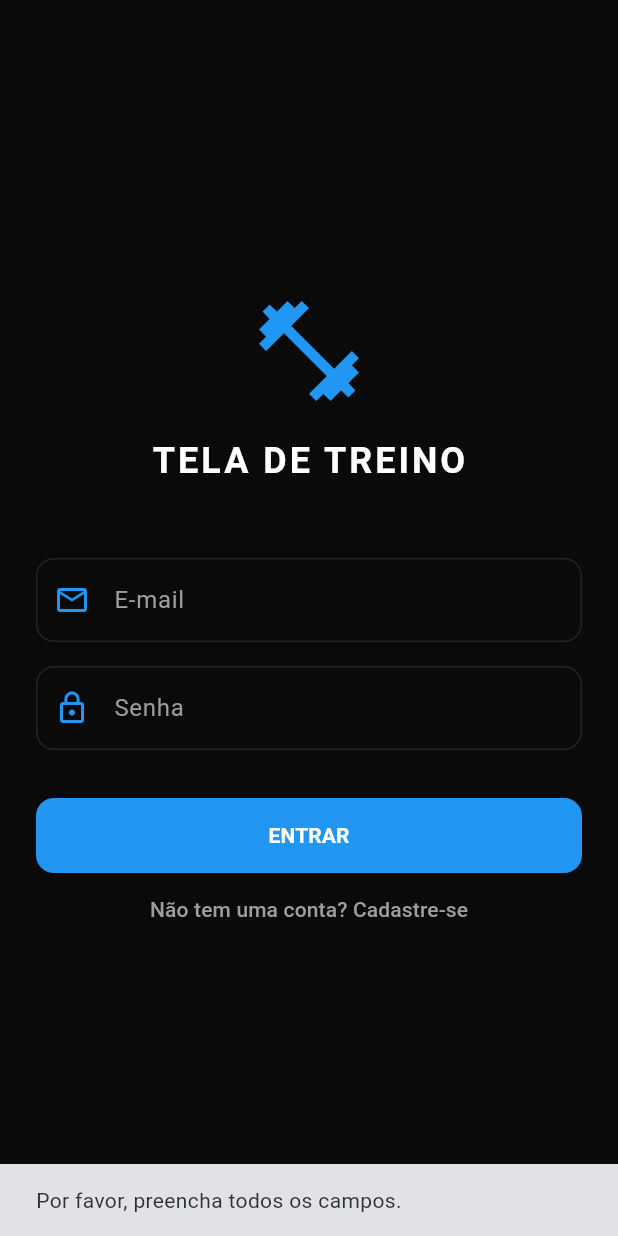
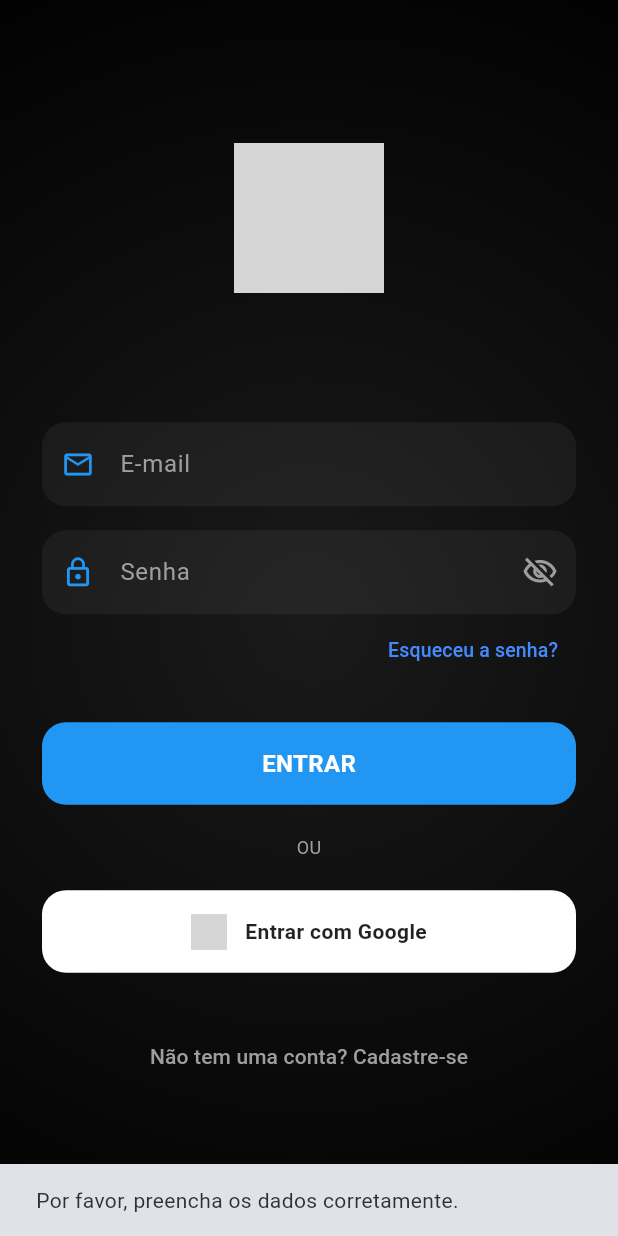
Before and after one commit to luan-1990dev/tela_treino, a Flutter app: the LoginScreen screen opened directly, after a tap on "ENTRAR", on a phone screen of 412 x 824 dp. Run offline on Flutter 3.47's test engine with Material 3 defaults, Android fonts, the phone set to English and light mode, and no system bars; our stand-ins replace firebase_auth, fl_chart, google_sign_in, shared_preferences, sqflite, vibration; missing offline and left inert: pip_view; accounts and stored records are empty; network calls fail; grey boxes are pictures that could not be loaded.

Commit message:
ajustes na tela de login e correção de bugs no app

```diff
--- a/lib/screens/login_screen.dart
+++ b/lib/screens/login_screen.dart
@@ -1,5 +1,6 @@
 import 'package:firebase_auth/firebase_auth.dart';
 import 'package:flutter/material.dart';
+import 'package:google_sign_in/google_sign_in.dart';
 import 'home_screen.dart';
 
 class LoginScreen extends StatefulWidget {
@@ -13,121 +14,227 @@ class _LoginScreenState extends State<LoginScreen> {
   final _auth = FirebaseAuth.instance;
   final _emailController = TextEditingController();
   final _passwordController = TextEditingController();
+
   bool _isLoading = false;
-  bool _isLogin = true; // Alterna entre Login e Cadastro
+  bool _isLoginMode = true;
+  bool _obscurePassword = true;
+  bool _isEmailValid = true;
+
+  @override
+  void initState() {
+    super.initState();
+    _emailController.addListener(_validateEmail);
+  }
+
+  void _validateEmail() {
+    final email = _emailController.text;
+    if (email.isEmpty) {
+      setState(() => _isEmailValid = true);
+      return;
+    }
+    final regex = RegExp(r'^[\w-\.]+@([\w-]+\.)+[\w-]{2,4}$');
+    setState(() => _isEmailValid = regex.hasMatch(email));
+  }
+
+  Future<void> _signInWithGoogle() async {
+    setState(() => _isLoading = true);
+    try {
+      // 1. Inicia o processo de seleção de conta
+      final GoogleSignInAccount? googleUser = await GoogleSignIn().signIn();
+
+      if (googleUser == null) {
+        // Usuário cancelou a seleção
+        setState(() => _isLoading = false);
+        return;
+      }
+
+      // 2. Obtém os detalhes da autenticação
+      final GoogleSignInAuthentication googleAuth = await googleUser.authentication;
+
+      // 3. Cria a credencial para o Firebase
+      final credential = GoogleAuthProvider.credential(
+        accessToken: googleAuth.accessToken,
+        idToken: googleAuth.idToken,
+      );
+
+      // 4. Faz o login no Firebase
+      await _auth.signInWithCredential(credential);
+
+      if (mounted) _goToHome();
+    } catch (e) {
+      debugPrint("ERRO GOOGLE SIGN IN: $e");
+      _showSnackBar('Erro ao entrar com Google. Verifique a chave SHA-1 no Firebase.');
+    } finally {
+      if (mounted) setState(() => _isLoading = false);
+    }
+  }
 
   Future<void> _submit() async {
-    if (_emailController.text.isEmpty || _passwordController.text.isEmpty) {
-      ScaffoldMessenger.of(context).showSnackBar(
-        const SnackBar(content: Text('Por favor, preencha todos os campos.')),
-      );
+    final email = _emailController.text.trim();
+    final password = _passwordController.text.trim();
+
+    if (email.isEmpty || password.isEmpty || !_isEmailValid) {
+      _showSnackBar('Por favor, preencha os dados corretamente.');
       return;
     }
 
     setState(() => _isLoading = true);
 
     try {
-      if (_isLogin) {
-        // LOGIN
-        await _auth.signInWithEmailAndPassword(
-          email: _emailController.text.trim(),
-          password: _passwordController.text.trim(),
-        );
+      if (_isLoginMode) {
+        await _auth.signInWithEmailAndPassword(email: email, password: password);
       } else {
-        // CADASTRO
-        await _auth.createUserWithEmailAndPassword(
-          email: _emailController.text.trim(),
-          password: _passwordController.text.trim(),
-        );
+        await _auth.createUserWithEmailAndPassword(email: email, password: password);
       }
-
-      if (mounted) {
-        Navigator.of(context).pushReplacement(
-          MaterialPageRoute(builder: (context) => const MyHomePage(title: 'Meu Treino')),
-        );
-      }
+      if (mounted) _goToHome();
     } on FirebaseAuthException catch (e) {
-      String message = 'Ocorreu um erro.';
-      if (e.code == 'user-not-found') message = 'Usuário não encontrado.';
-      else if (e.code == 'wrong-password') message = 'Senha incorreta.';
-      else if (e.code == 'email-already-in-use') message = 'E-mail já está em uso.';
-
-      ScaffoldMessenger.of(context).showSnackBar(SnackBar(content: Text(message)));
+      _showSnackBar(e.message ?? 'Erro na autenticação.');
     } finally {
       if (mounted) setState(() => _isLoading = false);
     }
   }
 
+  void _goToHome() {
+    Navigator.of(context).pushReplacement(
+      MaterialPageRoute(builder: (context) => const MyHomePage(title: 'Meu Plano de Treino')),
+    );
+  }
+
+  Future<void> _resetPassword() async {
+    final email = _emailController.text.trim();
+    if (email.isEmpty || !_isEmailValid) {
+      _showSnackBar('Digite um e-mail válido para redefinir.');
+      return;
+    }
+    try {
+      await _auth.sendPasswordResetEmail(email: email);
+      _showSnackBar('E-mail de redefinição enviado!');
+    } catch (e) {
+      _showSnackBar('Erro ao enviar e-mail.');
+    }
+  }
+
+  void _showSnackBar(String message) {
+    ScaffoldMessenger.of(context).showSnackBar(SnackBar(content: Text(message)));
+  }
+
   @override
   Widget build(BuildContext context) {
     return Scaffold(
-      backgroundColor: const Color(0xFF0A0A0A),
-      body: Center(
+      body: Container(
+        decoration: const BoxDecoration(
+          gradient: RadialGradient(
+            center: Alignment.center,
+            radius: 1.2,
+            colors: [Color(0xFF1A1A1A), Color(0xFF000000)],
+          ),
+        ),
+        child: Center(
           child: SingleChildScrollView(
-          padding: const EdgeInsets.all(24.0),
+            padding: const EdgeInsets.all(28),
             child: Column(
               mainAxisAlignment: MainAxisAlignment.center,
               children: [
-              const Icon(Icons.fitness_center, size: 80, color: Colors.blue),
-              const SizedBox(height: 16),
-              const Text(
-                "TELA DE TREINO",
-                style: TextStyle(color: Colors.white, fontSize: 24, fontWeight: FontWeight.bold, letterSpacing: 2),
+                Image.asset(
+                  'assets/icon/icon.png',
+                  height: 140,
+                  errorBuilder: (context, error, stackTrace) {
+                    return const Icon(Icons.fitness_center, size: 100, color: Colors.blue);
+                  },
                 ),
-              const SizedBox(height: 48),
+                const SizedBox(height: 12),
+                Text(
+                  _isLoginMode ? "" : "CRIAR CONTA",
+                  style: const TextStyle(color: Colors.white, fontSize: 24, fontWeight: FontWeight.bold, letterSpacing: 2),
+                ),
+                const SizedBox(height: 40),
 
-              // CAMPO EMAIL
                 TextField(
                   controller: _emailController,
                   keyboardType: TextInputType.emailAddress,
                   style: const TextStyle(color: Colors.white),
-                decoration: InputDecoration(
-                  labelText: 'E-mail',
-                  labelStyle: const TextStyle(color: Colors.grey),
-                  prefixIcon: const Icon(Icons.email_outlined, color: Colors.blue),
-                  enabledBorder: OutlineInputBorder(borderRadius: BorderRadius.circular(12), borderSide: const BorderSide(color: Colors.white10)),
-                  focusedBorder: OutlineInputBorder(borderRadius: BorderRadius.circular(12), borderSide: const BorderSide(color: Colors.blue)),
+                  decoration: _inputDecoration(
+                    "E-mail",
+                    Icons.email_outlined,
+                    isError: !_isEmailValid,
                   ),
                 ),
                 const SizedBox(height: 16),
 
-              // CAMPO SENHA
                 TextField(
                   controller: _passwordController,
-                obscureText: true,
+                  obscureText: _obscurePassword,
                   style: const TextStyle(color: Colors.white),
-                decoration: InputDecoration(
-                  labelText: 'Senha',
-                  labelStyle: const TextStyle(color: Colors.grey),
-                  prefixIcon: const Icon(Icons.lock_outline, color: Colors.blue),
-                  enabledBorder: OutlineInputBorder(borderRadius: BorderRadius.circular(12), borderSide: const BorderSide(color: Colors.white10)),
-                  focusedBorder: OutlineInputBorder(borderRadius: BorderRadius.circular(12), borderSide: const BorderSide(color: Colors.blue)),
+                  decoration: _inputDecoration(
+                    "Senha",
+                    Icons.lock_outline,
+                    suffixIcon: IconButton(
+                      icon: Icon(
+                        _obscurePassword ? Icons.visibility_off_outlined : Icons.visibility_outlined,
+                        color: Colors.grey,
                       ),
+                      onPressed: () => setState(() => _obscurePassword = !_obscurePassword),
                     ),
-              const SizedBox(height: 32),
-
-              // BOTÃO SUBMIT
-              SizedBox(
-                width: double.infinity,
-                height: 50,
-                child: ElevatedButton(
-                  onPressed: _isLoading ? null : _submit,
-                  style: ElevatedButton.styleFrom(
-                    backgroundColor: Colors.blue,
-                    foregroundColor: Colors.white,
-                    shape: RoundedRectangleBorder(borderRadius: BorderRadius.circular(12)),
-                  ),
-                  child: _isLoading
-                    ? const CircularProgressIndicator(color: Colors.white)
-                    : Text(_isLogin ? "ENTRAR" : "CRIAR CONTA", style: const TextStyle(fontWeight: FontWeight.bold)),
                   ),
                 ),
 
-              // BOTÃO ALTERNAR LOGIN/CADASTRO
+                if (_isLoginMode)
+                  Align(
+                    alignment: Alignment.centerRight,
+                    child: TextButton(
+                      onPressed: _resetPassword,
+                      child: const Text("Esqueceu a senha?", style: TextStyle(color: Colors.blueAccent, fontSize: 13)),
+                    ),
+                  ),
+
+                const SizedBox(height: 24),
+
+                _AnimatedButton(
+                  onPressed: _isLoading ? null : _submit,
+                  child: Container(
+                    width: double.infinity,
+                    height: 55,
+                    decoration: BoxDecoration(
+                      color: Colors.blue,
+                      borderRadius: BorderRadius.circular(16),
+                    ),
+                    alignment: Alignment.center,
+                    child: _isLoading
+                      ? const CircularProgressIndicator(color: Colors.white)
+                      : Text(_isLoginMode ? "ENTRAR" : "CADASTRAR", style: const TextStyle(fontWeight: FontWeight.bold, color: Colors.white, fontSize: 16)),
+                  ),
+                ),
+
+                const SizedBox(height: 20),
+                const Text("OU", style: TextStyle(color: Colors.grey, fontSize: 12)),
+                const SizedBox(height: 20),
+
+                _AnimatedButton(
+                  onPressed: _isLoading ? null : _signInWithGoogle,
+                  child: Container(
+                    width: double.infinity,
+                    height: 55,
+                    decoration: BoxDecoration(
+                      color: Colors.white,
+                      borderRadius: BorderRadius.circular(16),
+                    ),
+                    child: Row(
+                      mainAxisAlignment: MainAxisAlignment.center,
+                      children: [
+                        Image.network('https://upload.wikimedia.org/wikipedia/commons/thumb/c/c1/Google_%22G%22_logo.svg/1200px-Google_%22G%22_logo.svg.png', height: 24),
+                        const SizedBox(width: 12),
+                        const Text("Entrar com Google", style: TextStyle(color: Colors.black87, fontWeight: FontWeight.bold)),
+                      ],
+                    ),
+                  ),
+                ),
+
+                const SizedBox(height: 32),
+
                 TextButton(
-                onPressed: () => setState(() => _isLogin = !_isLogin),
+                  onPressed: () => setState(() => _isLoginMode = !_isLoginMode),
                   child: Text(
-                  _isLogin ? "Não tem uma conta? Cadastre-se" : "Já tem uma conta? Entre agora",
+                    _isLoginMode ? "Não tem uma conta? Cadastre-se" : "Já possui uma conta? Faça login",
                     style: const TextStyle(color: Colors.grey),
                   ),
                 ),
@@ -135,6 +242,56 @@ class _LoginScreenState extends State<LoginScreen> {
             ),
           ),
         ),
+      ),
+    );
+  }
+
+  InputDecoration _inputDecoration(String label, IconData icon, {Widget? suffixIcon, bool isError = false}) {
+    return InputDecoration(
+      labelText: label,
+      labelStyle: TextStyle(color: isError ? Colors.redAccent : Colors.grey),
+      prefixIcon: Icon(icon, color: isError ? Colors.redAccent : Colors.blue, size: 22),
+      suffixIcon: suffixIcon,
+      filled: true,
+      fillColor: Colors.white.withValues(alpha: 0.05),
+      enabledBorder: OutlineInputBorder(
+        borderRadius: BorderRadius.circular(16),
+        borderSide: isError ? const BorderSide(color: Colors.redAccent, width: 1) : BorderSide.none
+      ),
+      focusedBorder: OutlineInputBorder(
+        borderRadius: BorderRadius.circular(16),
+        borderSide: isError ? const BorderSide(color: Colors.redAccent, width: 1) : const BorderSide(color: Colors.blue, width: 1.5)
+      ),
     );
   }
 }
+
+class _AnimatedButton extends StatefulWidget {
+  final Widget child;
+  final VoidCallback? onPressed;
+  const _AnimatedButton({required this.child, required this.onPressed});
+
+  @override
+  State<_AnimatedButton> createState() => _AnimatedButtonState();
+}
+
+class _AnimatedButtonState extends State<_AnimatedButton> {
+  double _scale = 1.0;
+
+  void _onTapDown(TapDownDetails details) => setState(() => _scale = 0.95);
+  void _onTapUp(TapUpDetails details) => setState(() => _scale = 1.0);
+
+  @override
+  Widget build(BuildContext context) {
+    return GestureDetector(
+      onTapDown: widget.onPressed != null ? _onTapDown : null,
+      onTapUp: widget.onPressed != null ? _onTapUp : null,
+      onTapCancel: () => setState(() => _scale = 1.0),
+      onTap: widget.onPressed,
+      child: Transform.scale(
+        scale: _scale,
+        child: widget.child,
+      ),
+    );
+  }
+}
```
Lines whose indentation alone changed are shown as unchanged.
